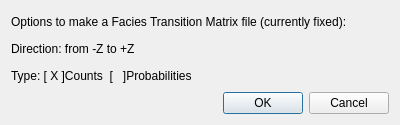
PauloCarvalhoRJ/gammaray, file dialogs/faciestransitionmatrixoptionsdialog.ui: the form before one commit.
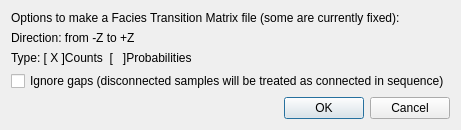
The form after the commit.

Commit message: ENHANCEMENT: FTM computation has new option to ignore gaps between samples.

Patch:
```diff
--- a/dialogs/faciestransitionmatrixoptionsdialog.ui
+++ b/dialogs/faciestransitionmatrixoptionsdialog.ui
@@ -17,7 +17,7 @@
    <item>
     <widget class="QLabel" name="label">
      <property name="text">
-      <string>Options to make a Facies Transition Matrix file (currently fixed):</string>
+      <string>Options to make a Facies Transition Matrix file (some are currently fixed):</string>
      </property>
     </widget>
    </item>
@@ -35,6 +35,13 @@
      </property>
     </widget>
    </item>
+   <item>
+    <widget class="QCheckBox" name="chkIgnoreGaps">
+     <property name="text">
+      <string>Ignore gaps (disconnected samples will be treated as connected in sequence)</string>
+     </property>
+    </widget>
+   </item>
    <item>
     <widget class="QDialogButtonBox" name="buttonBox">
      <property name="orientation">
```
The commit also changes 6 other files.
